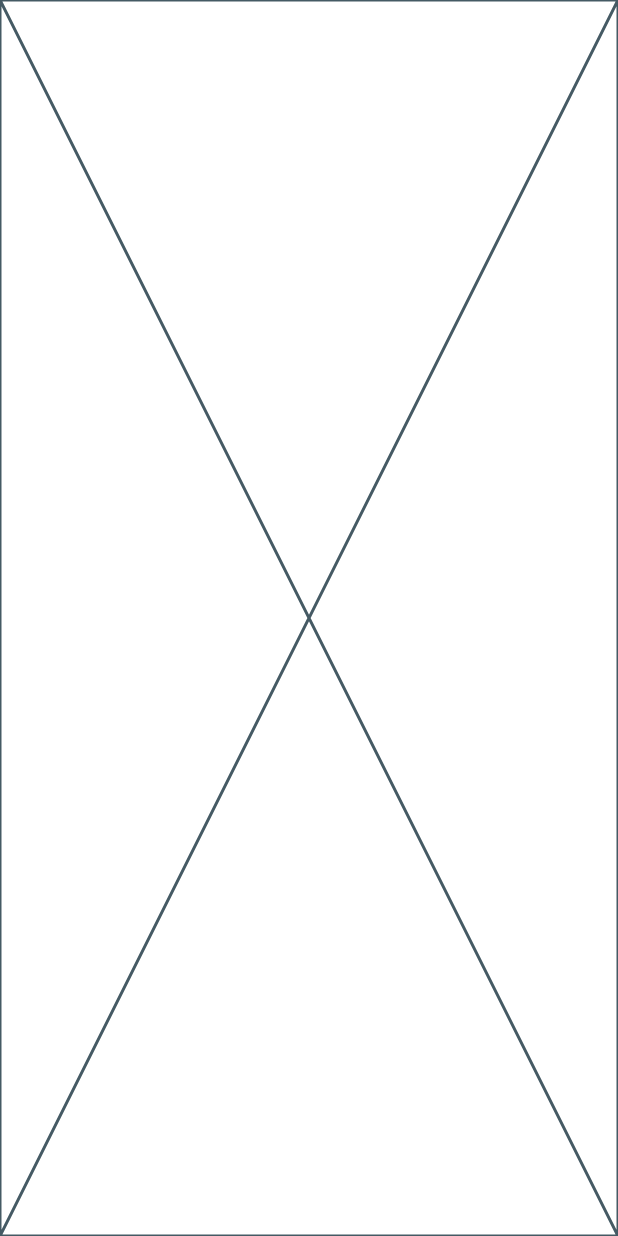
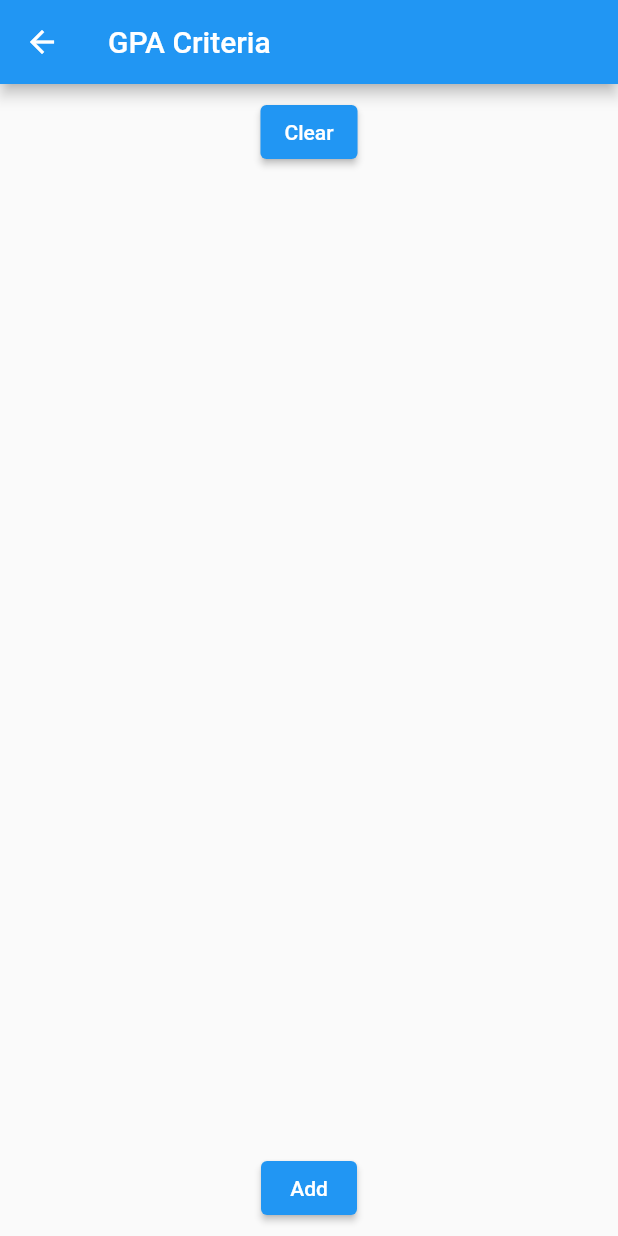
Before and after one commit to NaumanSh1011/gpa_calculator_flutter, a Flutter app: the screen it shows after launch, after a tap on "Define Grading Criteria", on a phone screen of 412 x 824 dp. Run offline on Flutter 3.47's test engine with Material 2 defaults, Android fonts, the phone set to English and light mode, and no system bars; our stand-ins replace toast.

Commit message:
Added Criteria Widget with placeholder code and refactored some names

```diff
--- /dev/null
+++ b/lib/Pages/criteria.dart
@@ -0,0 +1,56 @@
+import 'package:flutter/material.dart';
+
+class Criteria extends StatefulWidget {
+  const Criteria({Key? key}) : super(key: key);
+
+  @override
+  State<Criteria> createState() => _CriteriaState();
+}
+
+class _CriteriaState extends State<Criteria> {
+  int count = 0;
+  @override
+  Widget build(BuildContext context) {
+    return Scaffold(
+      appBar: AppBar(
+        title: const Text('GPA Criteria'),
+      ),
+      body: Padding(
+        padding: const EdgeInsets.all(8.0),
+        child: Column(
+          children: [
+            ElevatedButton(
+              onPressed: () {
+                setState(() {
+                  count = 0;
+                });
+              },
+              child: const Text('Clear'),
+            ),
+            const SizedBox(height: 10),
+            Expanded(
+              child: ListView.builder(
+                itemCount: count,
+                itemBuilder: (context, index) {
+                  return ListTile(
+                    enabled: false,
+                    onTap: () {},
+                    title: const Text('Placeholder'),
+                  );
+                },
+              ),
+            ),
+            ElevatedButton(
+              onPressed: () {
+                setState(() {
+                  count++;
+                });
+              },
+              child: const Text('Add'),
+            ),
+          ],
+        ),
+      ),
+    );
+  }
+}
--- a/lib/Pages/home.dart
+++ b/lib/Pages/home.dart
@@ -41,7 +41,7 @@ class _HomeState extends State<Home> {
             const SizedBox(height: 10),
             ElevatedButton(
               onPressed: () {
-                Navigator.pushNamed(context, '/semesters');
+                Navigator.pushNamed(context, '/criteria');
               },
               child: const Text('Define Grading Criteria'),
             ),
--- a/lib/Pages/semesters.dart
+++ /dev/null
@@ -1,15 +0,0 @@
-import 'package:flutter/material.dart';
-
-class Semesters extends StatefulWidget {
-  const Semesters({Key? key}) : super(key: key);
-
-  @override
-  State<Semesters> createState() => _SemestersState();
-}
-
-class _SemestersState extends State<Semesters> {
-  @override
-  Widget build(BuildContext context) {
-    return const Placeholder();
-  }
-}
--- a/lib/main.dart
+++ b/lib/main.dart
@@ -1,6 +1,6 @@
 import 'package:flutter/material.dart';
 import 'package:gpa_calculator/Pages/home.dart';
-import 'package:gpa_calculator/Pages/semesters.dart';
+import 'package:gpa_calculator/Pages/criteria.dart';
 import 'package:gpa_calculator/Pages/results.dart';
 import 'package:gpa_calculator/Pages/calculator.dart';
 
@@ -8,10 +8,9 @@ void main() {
   runApp(MaterialApp(
     routes: {
       '/': (context) => const Home(),
-      '/semesters': (context) => const Semesters(),
+      '/criteria': (context) => const Criteria(),
       '/calculator': (context) => const Calculator(),
       '/results': (context) => const Results(),
-      '/criteria': (context) => const Placeholder(),
     }
   ));
 }
--- a/pubspec.yaml
+++ b/pubspec.yaml
@@ -37,6 +37,7 @@ dependencies:
   # Use with the CupertinoIcons class for iOS style icons.
   cupertino_icons: ^1.0.2
   toast: ^0.3.0
+  shared_preferences: ^2.0.17
 
 dev_dependencies:
   flutter_test:
```
Also changed, not shown: pubspec.lock, 1 other file.
